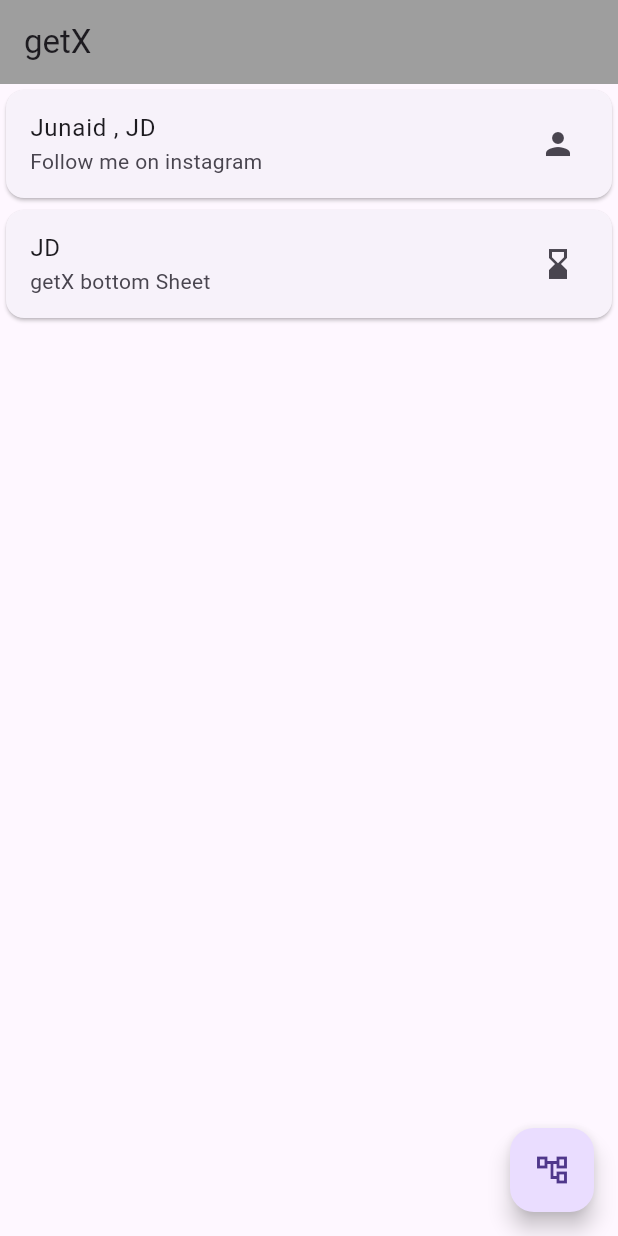
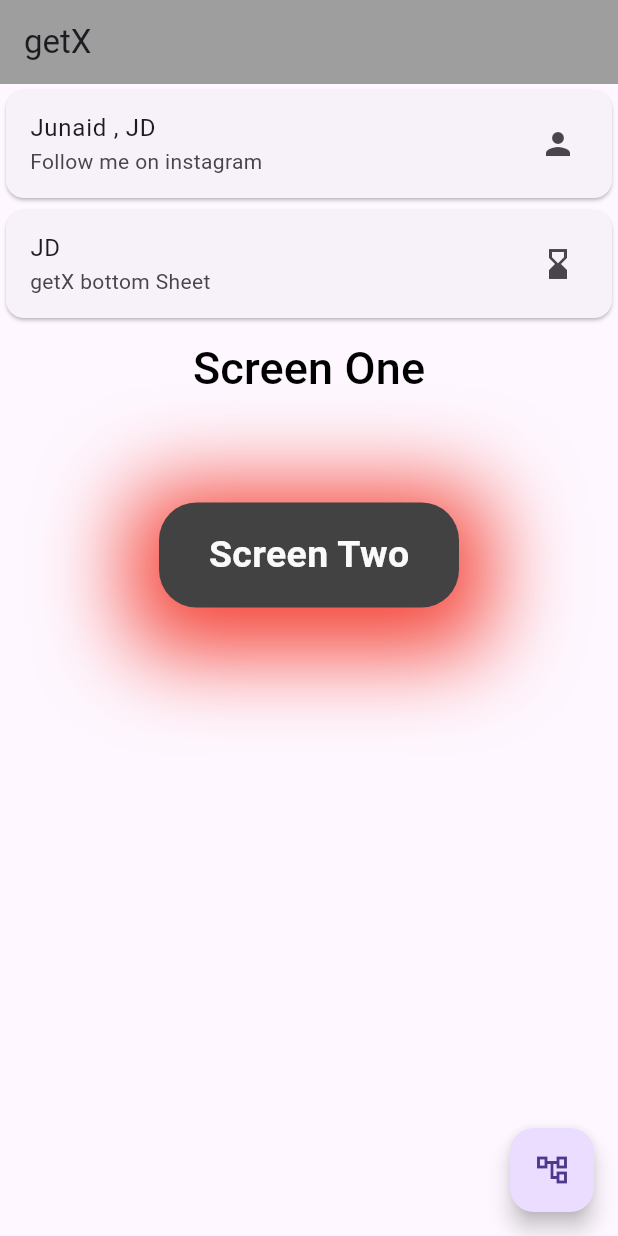
Before and after one commit to rjunaidd/getX, a Flutter app: the screen it shows after launch, on a phone screen of 412 x 824 dp. Run offline on Flutter 3.47's test engine with Material 3 defaults, Android fonts, the phone set to English and light mode, and no system bars; our stand-ins replace get.

Commit message:
getX navigation

```diff
--- a/lib/Views/home_screen.dart
+++ b/lib/Views/home_screen.dart
@@ -1,5 +1,7 @@
 import 'package:flutter/material.dart';
 import 'package:get/get.dart';
+import 'package:getx/Views/screen_one.dart';
+import 'package:getx/Views/screen_two.dart';
 
 class HomeScreen extends StatefulWidget {
   const HomeScreen({super.key});
@@ -77,6 +79,48 @@ class _HomeScreenState extends State<HomeScreen> {
               subtitle: Text("getX bottom Sheet"),
               trailing: Icon(Icons.hourglass_bottom),
             ),
+          ),
+
+          TextButton(
+              onPressed: (){
+                Get.to(ScreenOne());
+              },
+              child: Text('Screen One' ,style: TextStyle(
+                  fontSize: 30,
+                  color: Colors.black
+              ),
+              ),
+          ),
+          SizedBox(
+            height: 60,
+          ),
+          InkWell(
+            onDoubleTap: (){
+              Get.to(ScreenTwo());
+            },
+            child: Container(
+              height:70,
+              width: 200,
+              decoration: BoxDecoration(
+                color: Colors.grey.shade800,
+                borderRadius: BorderRadius.circular(25),
+                boxShadow: [
+                  BoxShadow(
+                    color: Colors.red,
+                    blurRadius: 50,
+                    offset: Offset(0, 10),
+                    spreadRadius: 20
+                  )
+                ]
+              ),
+              child: Center(
+                child: Text("Screen Two" ,textScaler: TextScaler.noScaling , style: TextStyle(
+                  fontSize: 25,
+                  color: Colors.grey.shade50,
+                  fontWeight: FontWeight.bold
+                ),),
+              ),
+            ),
           )
         ],
       ),
```
Also changed, not shown: lib/Views/screen_one.dart (added, +32 -0 lines), lib/Views/screen_two.dart (added, +32 -0 lines).
